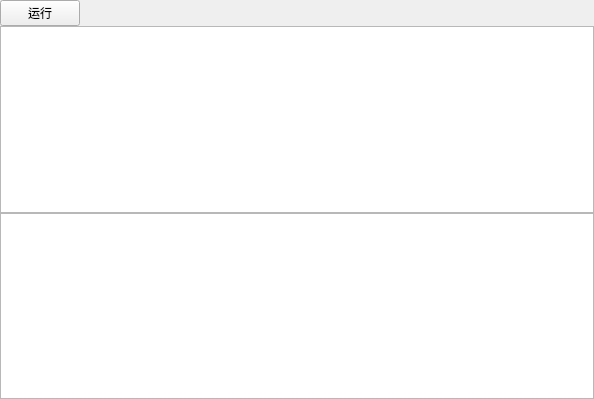
Before: the Qt Designer form querywidget.ui in xhy2539/DBMS-Qt, drawn with Qt 5.
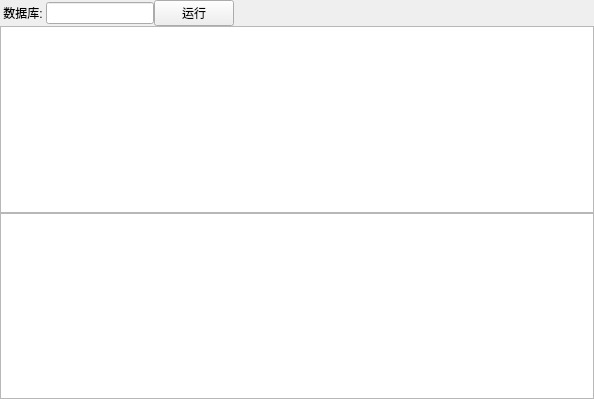
After: the same form once the commit is applied.

Diff of the .ui file:
```diff
--- a/querywidget.ui
+++ b/querywidget.ui
@@ -37,6 +37,23 @@
      <property name="bottomMargin">
       <number>0</number>
      </property>
+     <item>
+      <widget class="QLabel" name="label">
+       <property name="text">
+        <string> 数据库: </string>
+       </property>
+      </widget>
+     </item>
+     <item>
+      <widget class="QLineEdit" name="lineEdit">
+       <property name="sizePolicy">
+        <sizepolicy hsizetype="Minimum" vsizetype="Fixed">
+         <horstretch>0</horstretch>
+         <verstretch>0</verstretch>
+        </sizepolicy>
+       </property>
+      </widget>
+     </item>
      <item>
       <widget class="QPushButton" name="run">
        <property name="text">
```
